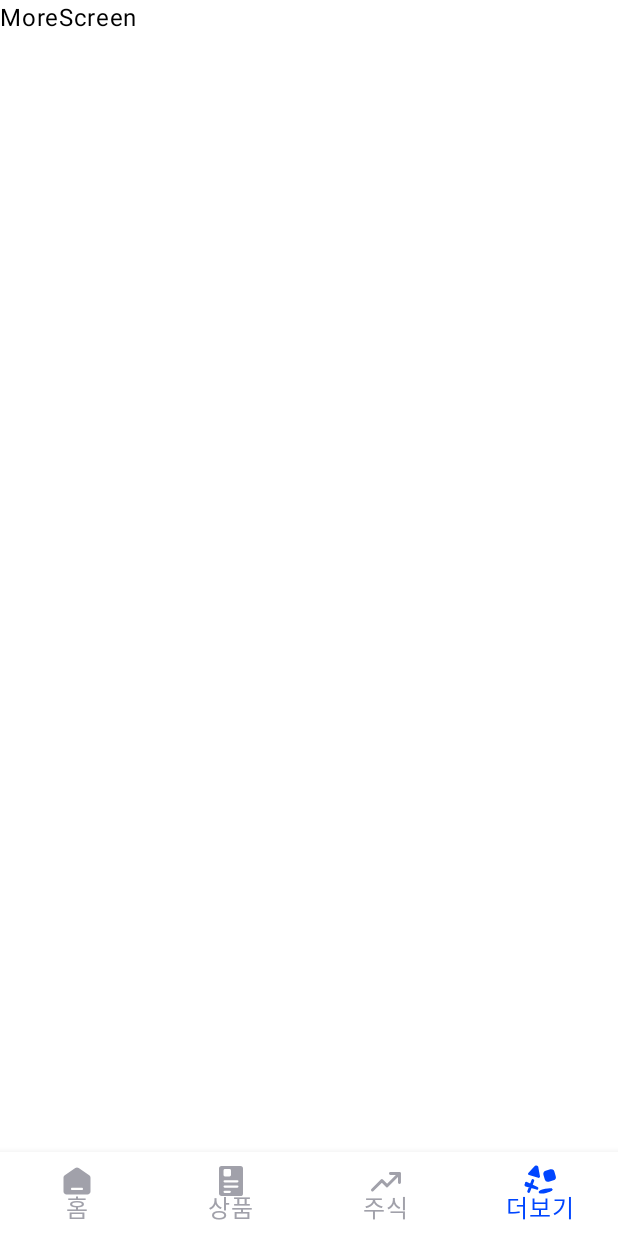
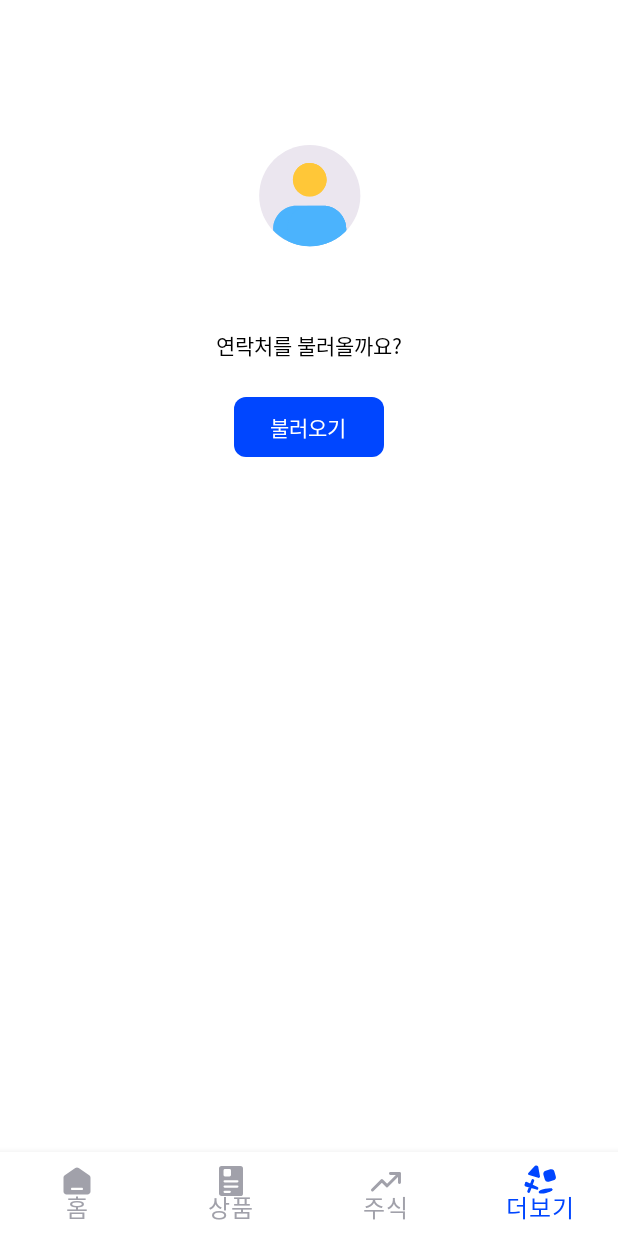
Before and after one commit to avatime/SOL, an Android app built with Jetpack Compose: the MainFragment screen opened through its navigation route, item 4 of the bottom bar chosen, on a phone screen of 412 x 824 dp. Run offline under Robolectric (Android 15) with nearby library versions, the phone set to English and light mode, and no system bars; our stand-ins replace Dagger/Hilt's generated code; 1 statement that could not run was skipped.

Commit message:
﻿Feat : contactScreen, AccountScreen 껍데기

```diff
--- a/android/app/build.gradle
+++ b/android/app/build.gradle
@@ -80,5 +80,6 @@ dependencies {
     implementation "androidx.lifecycle:lifecycle-runtime-ktx:$lifecycle_version"
     implementation "androidx.lifecycle:lifecycle-viewmodel-compose:$lifecycle_version"
     implementation "androidx.lifecycle:lifecycle-livedata-ktx:$lifecycle_version"
+    implementation "com.google.accompanist:accompanist-pager:0.20.1"
     implementation "com.google.accompanist:accompanist-pager-indicators:0.20.1"
 }
--- a/android/app/src/main/java/com/finance/android/ui/fragments/RemitHeaderFragment.kt
+++ b/android/app/src/main/java/com/finance/android/ui/components/RemitHeaderBar.kt
@@ -1,4 +1,4 @@
-package com.finance.android.ui.fragments
+package com.finance.android.ui.components
 
 
 import androidx.compose.foundation.layout.*
--- a/android/app/src/main/java/com/finance/android/ui/fragments/MainFragment.kt
+++ b/android/app/src/main/java/com/finance/android/ui/fragments/MainFragment.kt
@@ -8,6 +8,10 @@ import androidx.navigation.compose.NavHost
 import androidx.navigation.compose.composable
 import androidx.navigation.compose.rememberNavController
 import com.finance.android.ui.components.BottomNavBar
+import com.finance.android.ui.screens.HomeScreen
+import com.finance.android.ui.screens.MoreScreen
+import com.finance.android.ui.screens.ProductScreen
+import com.finance.android.ui.screens.StockScreen
 import com.finance.android.utils.Const
 
 @Composable
--- a/android/app/src/main/java/com/finance/android/ui/fragments/SplashFragment.kt
+++ b/android/app/src/main/java/com/finance/android/ui/fragments/SplashFragment.kt
@@ -18,7 +18,7 @@ fun SplashFragment(navController: NavController) {
 
     LaunchedEffect(Unit) {
         accessToken.collect {
-            if (it.isEmpty()) {
+            if (!it.isEmpty()) {
                 navController.navigate(Const.Routes.LOGIN) {
                     popUpTo(Const.Routes.SPLASH) {
                         inclusive = true
--- /dev/null
+++ b/android/app/src/main/java/com/finance/android/ui/screens/AccountScreen.kt
@@ -0,0 +1,105 @@
+package com.finance.android.ui.screens
+
+
+import androidx.activity.compose.BackHandler
+import androidx.compose.foundation.layout.*
+import androidx.compose.material.*
+import androidx.compose.material.icons.Icons
+import androidx.compose.material.icons.filled.ArrowDropDown
+import androidx.compose.material3.ButtonDefaults
+import androidx.compose.material3.OutlinedButton
+import androidx.compose.runtime.*
+import androidx.compose.ui.Modifier
+import androidx.compose.ui.graphics.Color
+import androidx.compose.ui.res.colorResource
+import androidx.compose.ui.res.dimensionResource
+import androidx.compose.ui.tooling.preview.Preview
+import androidx.compose.ui.unit.dp
+import com.finance.android.R
+import com.finance.android.ui.components.TextInput
+import kotlinx.coroutines.launch
+
+@OptIn(ExperimentalMaterialApi::class)
+@Composable
+@Preview
+fun AccountScreen() {
+
+    var accountNumber by remember { mutableStateOf("") }
+    val sheetState = rememberModalBottomSheetState(
+        initialValue = ModalBottomSheetValue.Hidden,
+        confirmStateChange = { it != ModalBottomSheetValue.HalfExpanded }
+    )
+    val coroutineScope = rememberCoroutineScope()
+
+    BackHandler(sheetState.isVisible) {
+        coroutineScope.launch { sheetState.hide() }
+    }
+
+    ModalBottomSheetLayout(
+        sheetState = sheetState,
+        sheetContent = { BottomSheet() },
+        modifier = Modifier.fillMaxSize()
+    ) {
+
+        Column(
+            modifier = Modifier.fillMaxSize(),
+            //verticalArrangement = Arrangement.Center
+        ) {
+            Spacer(modifier = Modifier.padding(40.dp))
+            OutlinedButton(
+                onClick = {
+                    coroutineScope.launch {
+                        if (sheetState.isVisible) sheetState.hide()
+                        else sheetState.show()
+                    }
+                },
+                modifier = Modifier
+                    .width(250.dp)
+                    .height(60.dp)
+                    .padding(horizontal = 16.dp),
+                colors = ButtonDefaults.outlinedButtonColors(
+                    contentColor = colorResource(R.color.noActiveColor),
+                    containerColor = Color.Transparent
+                ),
+
+                )
+
+            {
+                Row(modifier = Modifier.fillMaxWidth()) {
+                    Text(text = "은행")
+                    Spacer(modifier = Modifier.weight(1.0f))
+                    Icon(Icons.Filled.ArrowDropDown, contentDescription = "selectBack")
+                }
+            }
+//        Divider(color = MaterialTheme.colorScheme.onSurfaceVariant, thickness = 1f.dp                                                                                                                                  ,  modifier = Modifier
+//            .fillMaxWidth()
+//            .padding(horizontal = 16.dp))
+            TextInput(
+                value = accountNumber,
+                onValueChange = { accountNumber = it },
+                modifier = Modifier
+                    .fillMaxWidth()
+                    .padding(dimensionResource(id = R.dimen.padding_medium)),
+                label = "계좌번호"
+            )
+        }
+
+    }
+}
+
+@Composable
+fun BottomSheet() {
+    Column(
+
+    ) {
+        Text(
+            text = "Bottom sheet",
+            style = MaterialTheme.typography.h6
+        )
+        Spacer(modifier = Modifier.height(32.dp))
+        Text(
+            text = "Click outside the bottom sheet to hide it",
+            style = MaterialTheme.typography.body1
+        )
+    }
+}
--- a/android/app/src/main/java/com/finance/android/ui/screens/ContactScreen.kt
+++ b/android/app/src/main/java/com/finance/android/ui/screens/ContactScreen.kt
@@ -1,35 +1,53 @@
-package com.finance.android.ui.fragments
+package com.finance.android.ui.screens
 
-import androidx.compose.foundation.layout.Box
-import androidx.compose.foundation.layout.Column
-import androidx.compose.foundation.layout.fillMaxSize
-import androidx.compose.foundation.layout.fillMaxWidth
-import androidx.compose.material.Button
-import androidx.compose.material3.Text
+import androidx.compose.foundation.layout.*
+import androidx.compose.material.Text
 import androidx.compose.runtime.Composable
+import androidx.compose.runtime.getValue
 import androidx.compose.ui.Alignment
 import androidx.compose.ui.Modifier
-import androidx.compose.ui.text.AnnotatedString
-import androidx.compose.ui.text.font.Font
-import androidx.compose.ui.text.font.FontWeight
-import androidx.compose.ui.text.style.TextAlign
 import androidx.compose.ui.tooling.preview.Preview
 import androidx.compose.ui.unit.dp
+import com.airbnb.lottie.compose.*
+import com.finance.android.R
+import com.finance.android.ui.components.ButtonType
+import com.finance.android.ui.components.TextButton
 
 @Composable
 @Preview
 fun ContactScreen() {
 
-   Column(horizontalAlignment = Alignment.CenterHorizontally) {
-       Text(text = "연락처를 불러올까요?", textAlign = TextAlign.Center, )
-       Button(onClick = { /*TODO*/ }) {
 
-       }
 
-   }
+    Column(
+
+        horizontalAlignment = Alignment.CenterHorizontally,
+        modifier = Modifier.fillMaxSize(),
+        //verticalArrangement = Arrangement.Center
+    ) {
+
+        val composition by rememberLottieComposition(LottieCompositionSpec.RawRes(R.raw.ic_remit_contact))
+        val progress by animateLottieCompositionAsState(composition)
+        Spacer(modifier = Modifier.padding(40.dp))
+        LottieAnimation(
+            composition = composition,
+
+            modifier = Modifier.size(100.dp),
+            iterations = LottieConstants.IterateForever,
+        )
+
+
+
+        Spacer(modifier = Modifier.padding(20.dp))
+
+        Text(text = "연락처를 불러올까요?")
+        Spacer(modifier = Modifier.padding(10.dp))
+        TextButton(
+            onClick = { /*TODO*/ },
+            text ="불러오기",
+            buttonType = ButtonType.ROUNDED,
+            modifier = Modifier.width(100.dp)
+        )
+
+    }
 }
-
-@Composable
-fun AccessContact() {
-
-}
--- a/android/app/src/main/java/com/finance/android/ui/screens/HomeScreen.kt
+++ b/android/app/src/main/java/com/finance/android/ui/screens/HomeScreen.kt
@@ -1,12 +1,8 @@
-package com.finance.android.ui.fragments
+package com.finance.android.ui.screens
 
-import androidx.compose.foundation.layout.Box
-import androidx.compose.material3.Text
 import androidx.compose.runtime.Composable
 
 @Composable
 fun HomeScreen() {
-    Box {
-       Text(text = "HomeScreen")
-    }
+  AccountScreen()
 }
--- a/android/app/src/main/java/com/finance/android/ui/screens/MoreScreen.kt
+++ b/android/app/src/main/java/com/finance/android/ui/screens/MoreScreen.kt
@@ -1,12 +1,8 @@
-package com.finance.android.ui.fragments
+package com.finance.android.ui.screens
 
-import androidx.compose.foundation.layout.Box
-import androidx.compose.material3.Text
 import androidx.compose.runtime.Composable
 
 @Composable
 fun MoreScreen() {
-    Box {
-        Text(text = "MoreScreen")
-    }
+    ContactScreen()
 }
--- a/android/app/src/main/java/com/finance/android/ui/screens/ProductScreen.kt
+++ b/android/app/src/main/java/com/finance/android/ui/screens/ProductScreen.kt
@@ -1,4 +1,4 @@
-package com.finance.android.ui.fragments
+package com.finance.android.ui.screens
 
 import androidx.compose.foundation.layout.Box
 import androidx.compose.material3.Text
--- a/android/app/src/main/java/com/finance/android/ui/screens/StockScreen.kt
+++ b/android/app/src/main/java/com/finance/android/ui/screens/StockScreen.kt
@@ -1,4 +1,4 @@
-package com.finance.android.ui.fragments
+package com.finance.android.ui.screens
 
 import androidx.compose.foundation.layout.Column
 import androidx.compose.foundation.layout.Spacer
--- a/android/app/src/main/res/values/colors.xml
+++ b/android/app/src/main/res/values/colors.xml
@@ -7,4 +7,5 @@
     <color name="teal_700">#FF018786</color>
     <color name="black">#FF000000</color>
     <color name="white">#FFFFFFFF</color>
+    <color name="noActiveColor">#FF736979</color>
 </resources>
```
Also changed, not shown: android/app/src/main/res/raw/ic_remit_contact.json (added, +1 -0 lines).
